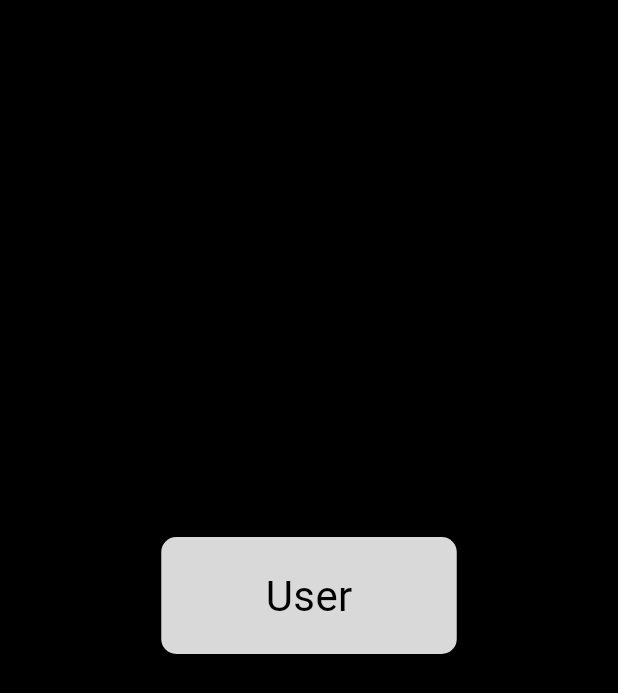
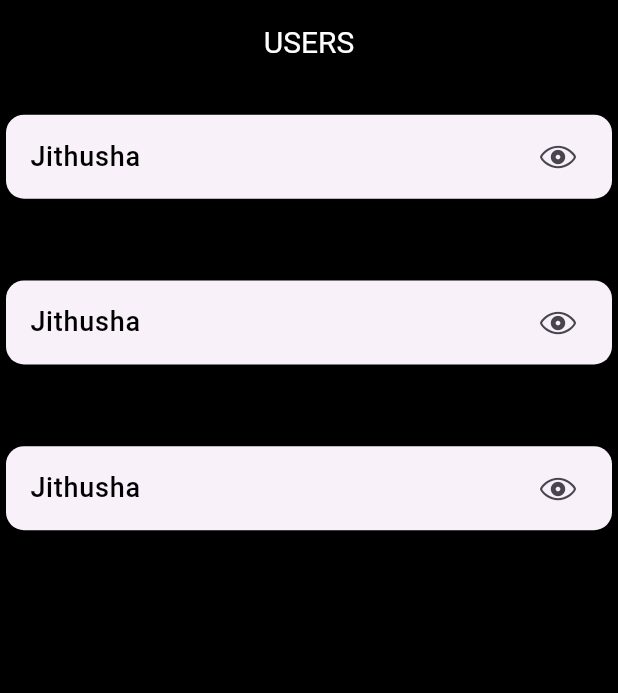
Before and after one commit to Aparnavk23/flutter-demo, a Flutter app: the AdminUser screen opened directly, on a phone screen of 412 x 824 dp. Shown: the top 693 px of the screen. Run offline on Flutter 3.47's test engine with Material 3 defaults, Android fonts, the phone set to English and light mode, and no system bars; our stand-ins replace cloud_firestore, firebase_core, fluttertoast, shared_preferences; accounts and stored records are empty.

Commit message:
module admin final stages

```diff
--- a/lib/Admin/admin_login.dart
+++ b/lib/Admin/admin_login.dart
@@ -80,7 +80,7 @@ class _AdminloginState extends State<Adminlogin> {
                         builder: (context) => AdminHome(),
                       ));
                 }
-              }, child:Text('submit'),style: ElevatedButton.styleFrom(
+              }, child:Text('Login'),style: ElevatedButton.styleFrom(
                 backgroundColor: Colors.orangeAccent,foregroundColor: Colors.black,
               ),),
 
--- a/lib/Admin/admin_user.dart
+++ b/lib/Admin/admin_user.dart
@@ -1,3 +1,4 @@
+import 'package:flutter/cupertino.dart';
 import 'package:flutter/material.dart';
 
 class AdminUser extends StatefulWidget {
@@ -10,36 +11,40 @@ class AdminUser extends StatefulWidget {
 class _AdminUserState extends State<AdminUser> {
   @override
   Widget build(BuildContext context) {
-    return Scaffold(
+        return SafeArea(
+      child: Scaffold(
+        appBar: AppBar(automaticallyImplyLeading: false,
           backgroundColor: Colors.black,
-        body: Center(
-        child: Container(
-        padding: EdgeInsets.all(50),
+          title: Center(child: Text("USERS",style: TextStyle(color: Colors.white,fontSize: 20),)),
+        ),
+          backgroundColor: Colors.black,
+          body: ListView.builder(
+            itemCount: 3,
+            itemBuilder: (context, index) {
+              return Center(
                 child: Column(
                   mainAxisAlignment: MainAxisAlignment.center,
-    children:[
-    Container(
-    height: 78,
-    width: 197,
-    child: Center(
-    child: Text(
-    "User",
+                  children: [
+                    SizedBox(height: MediaQuery.of(context).size.height*.02,),
+                    Card(
+                        child: ListTile(
+                      leading: Text(
+                        "Jithusha",
                         style: TextStyle(
                           color: Colors.black,
-    fontSize: 28,
+                          fontSize: 18,
                         ),
                       ),
+                      trailing: Icon(CupertinoIcons.eye),
+                    )),
+                    SizedBox(
+                      height: 30,
                     ),
-    decoration: BoxDecoration(
-    borderRadius: BorderRadius.circular(10),
-    color: Color.fromRGBO(217, 217, 217, 1),
+                  ],
                 ),
-
-    ),
-    SizedBox(height: 30,),
-    ],
-    ),),)
               );
-
+            },
+          )),
+    );
   }
 }
--- a/lib/User/user_login.dart
+++ b/lib/User/user_login.dart
@@ -14,7 +14,6 @@ class UserLogin extends StatefulWidget {
 }
 
 class _UserLoginState extends State<UserLogin> {
-
   @override
   Widget build(BuildContext context) {
     return SafeArea(
--- a/lib/main.dart
+++ b/lib/main.dart
@@ -1,5 +1,6 @@
 import 'package:demo/Admin/admin_home.dart';
 import 'package:demo/Admin/admin_login.dart';
+import 'package:demo/Jwellery/jwellery_login.dart';
 import 'package:demo/Jwellery/jwellery_register.dart';
 import 'package:demo/User/User_create.dart';
 import 'package:demo/User/user_buy.dart';
@@ -40,7 +41,7 @@ class MyApp extends StatelessWidget {
             ColorScheme.fromSeed(seedColor: Colors.deepPurple),
         useMaterial3: true,
       ),
-      home:  Adminlogin(),
+      home:  Adminlogin (),
     );
   }
 }
--- a/pubspec.yaml
+++ b/pubspec.yaml
@@ -38,6 +38,7 @@ dependencies:
   # The following adds the Cupertino Icons font to your application.
   # Use with the CupertinoIcons class for iOS style icons.
   cupertino_icons: ^1.0.6
+  shared_preferences: ^2.2.3
 
 dev_dependencies:
   flutter_test:
```
Also changed, not shown: lib/Admin/admin_home.dart (+34 -10 lines), lib/Admin/admin_jwellery.dart (+45 -1 lines), lib/Jwellery/jwellery_login.dart (+51 -33 lines), lib/Jwellery/jwellery_stock.dart (+37 -3 lines), pubspec.lock, 1 other file. Lines whose indentation alone changed are shown as unchanged.
